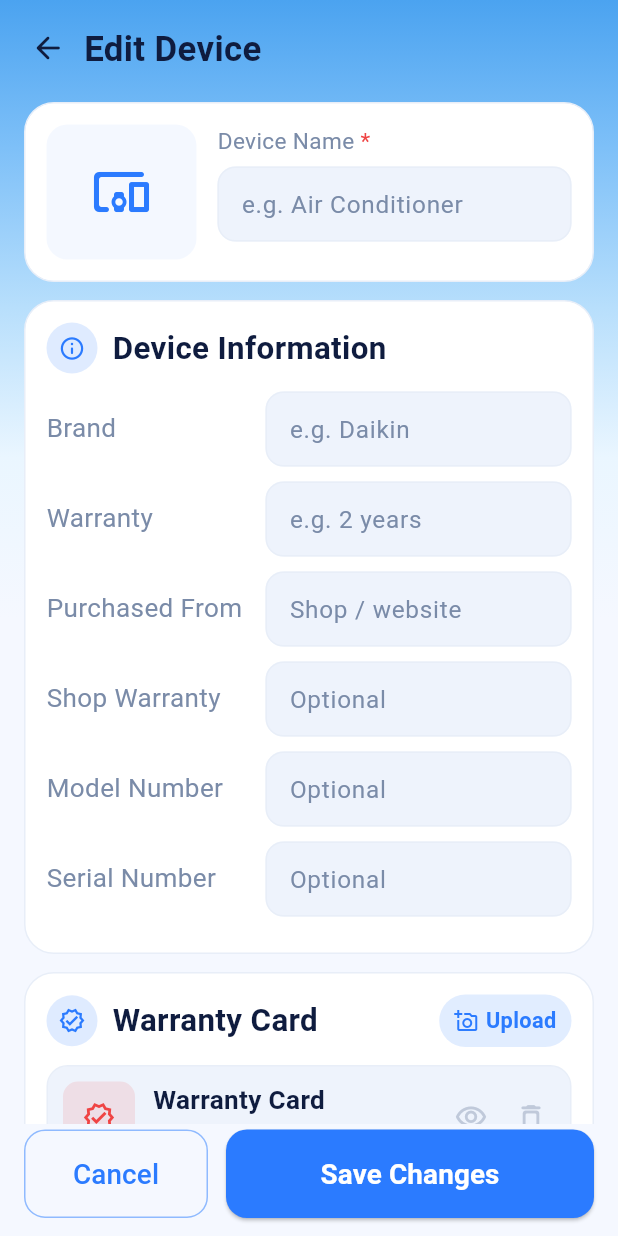
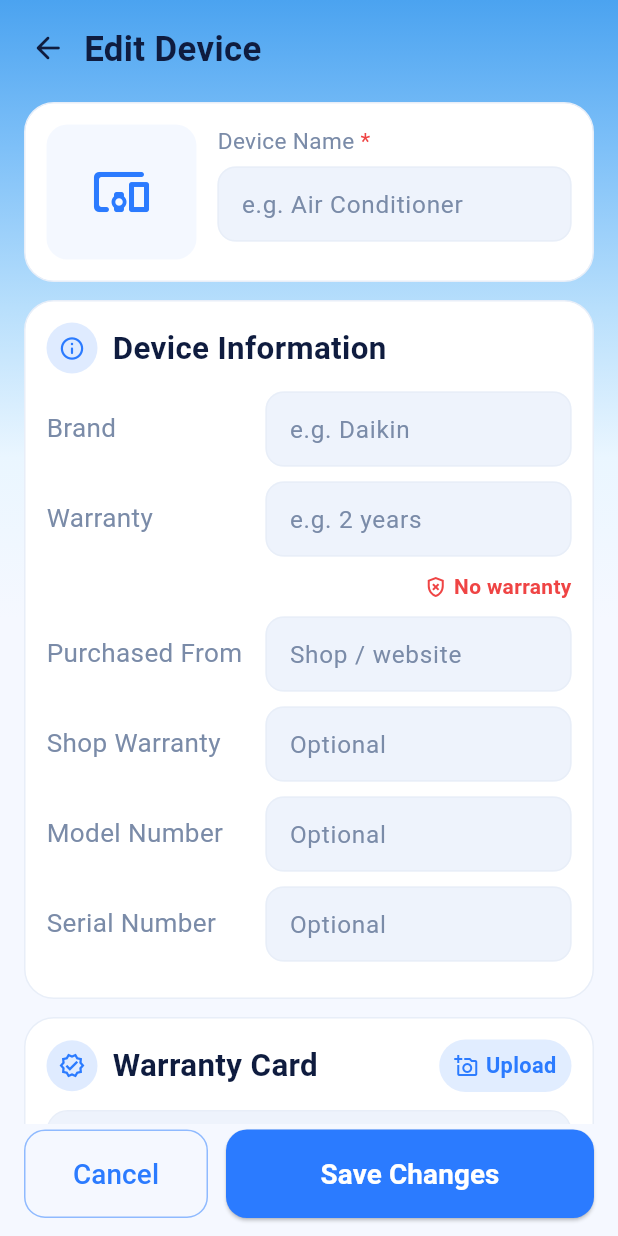
Before and after one commit to zhini-co-in/ZhiniApp, a Flutter app: the DeviceDetailsScreen screen opened directly with empty values, after a tap on "Edit Device", on a phone screen of 412 x 824 dp. Run offline on Flutter 3.47's test engine with Material 3 defaults, Android fonts, the phone set to English and light mode, and no system bars; our stand-ins replace after_layout, camera, country_code_picker, device_info_plus, firebase_auth, firebase_core and 10 more; missing offline and left inert: country_flags, fuzzywuzzy, gal, google_mlkit_text_recognition, in_app_update and 3 more; accounts and stored records are empty; network calls fail.

Commit message:
UI changes

```diff
--- a/lib/device_details_screen.dart
+++ b/lib/device_details_screen.dart
@@ -141,9 +141,8 @@ class _DeviceDetailsScreenState extends State<DeviceDetailsScreen> {
           }
           m ??= j;
         }
-        if (m != null &&
-            (m.containsKey('_id') || m.containsKey('deviceId')) &&
-            (m.containsKey('otherUrls') || m.containsKey('warrantyUrl'))) {
+                if (m != null &&
+            (m.containsKey('_id') || m.containsKey('deviceId'))) {
           _lastCreated = Map<String, dynamic>.from(m);
         }
       } catch (_) {}
@@ -171,7 +170,9 @@ class _DeviceDetailsScreenState extends State<DeviceDetailsScreen> {
           photoUrl: e.imageUrl,
           fallbackIcon: widget.fallbackIcon,
           existingExtraUrls: _photos,
-          existingWarrantyUrl: _warrantyCardUrl,
+                    existingWarrantyUrl: _warrantyCardUrl,
+          warrantyStartDate:
+              DateTime.tryParse(_raw['createdAt']?.toString() ?? ''),
           initial: _baseData(),
           onSave: (d) async {
             if (deviceId == null) return 'Device id not found';
@@ -311,7 +312,7 @@ class _DeviceDetailsScreenState extends State<DeviceDetailsScreen> {
           colors: [Color(0xFF16406B), Color(0xFF0F2347), Color(0xFF0A1628)],
           stops: [0, 0.4, 1],
         )
-      : const LinearGradient(
+            : const LinearGradient(
           begin: Alignment.topCenter,
           end: Alignment.bottomCenter,
           colors: [
@@ -321,8 +322,6 @@ class _DeviceDetailsScreenState extends State<DeviceDetailsScreen> {
             Color(0xFFEAF6FF),
             Color(0xFFF5F8FF),
           ],
-          // stops are squeezed into the top half, so the blue fades out
-          // like the home header and the rest of the page is plain F5F8FF
           stops: [0, 0.12, 0.25, 0.37, 0.5],
         );
 
@@ -335,7 +334,7 @@ class _DeviceDetailsScreenState extends State<DeviceDetailsScreen> {
       valueListenable: ThemeController.notifier,
       builder: (context, _, __) => Scaffold(
         backgroundColor: AppColors.scaffoldBg,
-        body: Container(
+         body: Container(
           decoration: BoxDecoration(gradient: _bgGradient),
           child: SafeArea(
             child: Column(
@@ -616,7 +615,7 @@ class _DeviceDetailsScreenState extends State<DeviceDetailsScreen> {
                   style: TextStyle(color: AppColors.textMuted, fontSize: 15)),
             ),
             const SizedBox(width: 10),
-                        Expanded(
+            Expanded(
               flex: 5,
               child: trailing != null
                   ? Align(alignment: Alignment.centerRight, child: trailing)
--- a/lib/device_edit_screen.dart
+++ b/lib/device_edit_screen.dart
@@ -5,6 +5,7 @@ import 'package:image_picker/image_picker.dart';
 import 'package:google_mlkit_text_recognition/google_mlkit_text_recognition.dart';
 import 'theme/app_theme.dart';
 import 'theme/theme_controller.dart';
+import 'utils/warranty_utils.dart';
 
 class DeviceEditData {
   String product;
@@ -51,6 +52,7 @@ class DeviceEditScreen extends StatefulWidget {
   final IconData fallbackIcon;
   final bool photosEditable; // false = hide Photos card (backend update API doesn't support files)
   final String? existingWarrantyUrl;
+  final DateTime? warrantyStartDate; // device added date (for expiry); null = today
 
   /// Return null on success, or an error message to show.
   final Future<String?> Function(DeviceEditData data) onSave;
@@ -67,6 +69,7 @@ class DeviceEditScreen extends StatefulWidget {
     this.fallbackIcon = Icons.devices_other_rounded,
     this.photosEditable = true,
     this.existingWarrantyUrl,
+    this.warrantyStartDate,
   });
 
   @override
@@ -104,6 +107,9 @@ class _DeviceEditScreenState extends State<DeviceEditScreen> {
     _shopWarranty = TextEditingController(text: d.shopWarranty);
     _model = TextEditingController(text: d.model);
     _serial = TextEditingController(text: d.serial);
+    _warranty.addListener(() {
+      if (mounted) setState(() {}); // refresh warranty status live
+    });
     _card = d.warrantyCard;
     _extras = List<File>.from(d.extraPhotos);
     _existingUrls = List<String>.from(widget.existingExtraUrls);
@@ -291,6 +297,44 @@ class _DeviceEditScreenState extends State<DeviceEditScreen> {
           ),
         ),
       );
+
+  // Live warranty status under the Warranty field (active / expired / none)
+  Widget _warrantyStatus() {
+    final expiry = WarrantyUtils.parseExpiry(_warranty.text.trim(),
+        referenceDate: widget.warrantyStartDate ?? DateTime.now());
+    final Color color;
+    final IconData icon;
+    final String label;
+    if (expiry == null) {
+      color = AppColors.danger;
+      icon = Icons.gpp_bad_outlined;
+      label = 'No warranty';
+    } else if (expiry.isAfter(DateTime.now())) {
+      color = AppColors.success;
+      icon = Icons.verified_user_rounded;
+      label = 'Warranty active';
+    } else {
+      color = AppColors.danger;
+      icon = Icons.gpp_bad_outlined;
+      label = 'Warranty expired';
+    }
+    return Padding(
+      padding: const EdgeInsets.only(bottom: 10),
+      child: Align(
+        alignment: Alignment.centerRight,
+        child: Row(
+          mainAxisSize: MainAxisSize.min,
+          children: [
+            Icon(icon, size: 16, color: color),
+            const SizedBox(width: 4),
+            Text(label,
+                style: TextStyle(
+                    color: color, fontSize: 12, fontWeight: FontWeight.w600)),
+          ],
+        ),
+      ),
+    );
+  }
 
   InputDecoration _dec(String hint) => InputDecoration(
         hintText: hint,
@@ -814,6 +858,7 @@ class _DeviceEditScreenState extends State<DeviceEditScreen> {
                             const SizedBox(height: 12),
                             _row('Brand', _brand, hint: 'e.g. Daikin'),
                             _row('Warranty', _warranty, hint: 'e.g. 2 years'),
+                            _warrantyStatus(),
                             _row('Purchased From', _shop,
                                 hint: 'Shop / website'),
                             _row('Shop Warranty', _shopWarranty,
--- a/pubspec.yaml
+++ b/pubspec.yaml
@@ -2,7 +2,7 @@ name: mobile_application
 description: "A new Flutter project."
 publish_to: 'none'
 
-version: 1.0.1+1
+version: 1.0.1+24
 
 environment:
   sdk: ^3.11.5
```
Also changed, not shown: lib/scan_tab.dart (+13 -1 lines), lib/widgets/device_details_sheet.dart (+10 -1 lines), 1 other file.
